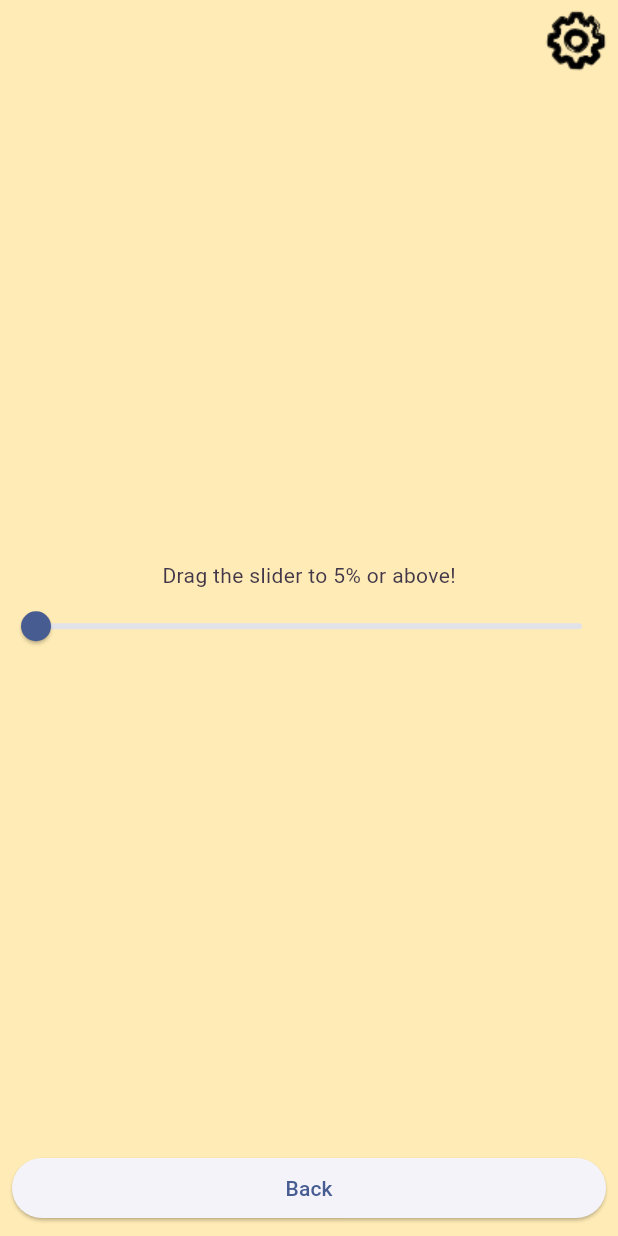
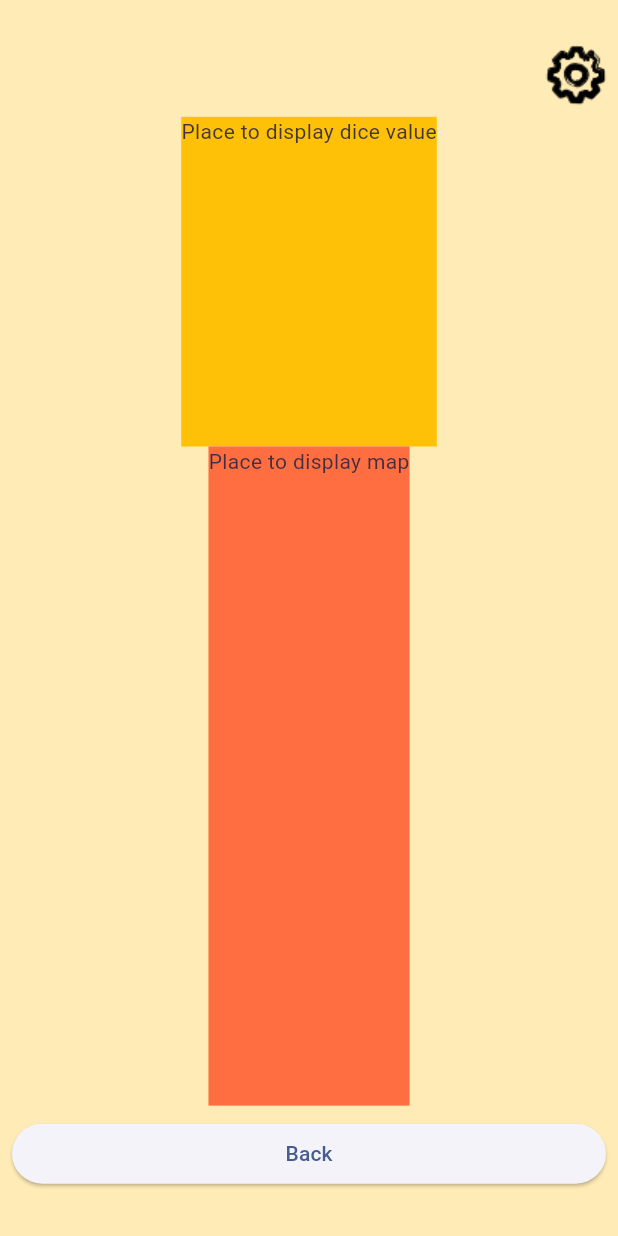
Before and after one commit to james97n/dicewars-flutter, a Flutter app: the PlaySessionScreen screen opened directly with sample values from the repository, on a phone screen of 412 x 824 dp. Run offline on Flutter 3.47's test engine with Material 2 defaults, Android fonts, the phone set to English and light mode, and no system bars; our stand-ins replace audioplayers, firebase_core, firebase_crashlytics, go_router, google_mobile_ads, in_app_purchase and 1 more; missing offline and left inert: games_services; accounts and stored records are empty.

Commit message:
updated layout

```diff
--- a/lib/src/play_session/play_session_screen.dart
+++ b/lib/src/play_session/play_session_screen.dart
@@ -75,20 +75,31 @@ class _PlaySessionScreenState extends State<PlaySessionScreen> {
                         ),
                       ),
                     ),
-                    const Spacer(),
-                    Text('Drag the slider to ${widget.level.difficulty}%'
-                        ' or above!'),
-                    Consumer<LevelState>(
-                      builder: (context, levelState, child) => Slider(
-                        label: 'Level Progress',
-                        autofocus: true,
-                        value: levelState.progress / 100,
-                        onChanged: (value) =>
-                            levelState.setProgress((value * 100).round()),
-                        onChangeEnd: (value) => levelState.evaluate(),
+                    // const Spacer(),
+                    Container(
+                      height: MediaQuery.of(context).size.height * 0.8,
+                      child: Column(
+                        children: [
+                          Expanded(
+                            flex: 1,
+                            child: Container(
+                                // width: MediaQuery.of(context).size.width,
+                                color: Colors.amber,
+                                child:
+                                    const Text('Place to display dice value')),
+                          ),
+                          Expanded(
+                            flex: 2,
+                            child: Container(
+                                // width: MediaQuery.of(context).size.width,
+                                color: Colors.deepOrangeAccent,
+                                child: const Text('Place to display map')),
+                          ),
+                        ],
                       ),
                     ),
-                    const Spacer(),
+
+                    // const Spacer(),
                     Padding(
                       padding: const EdgeInsets.all(8.0),
                       child: SizedBox(
```
Also changed, not shown: lib/src/main_menu/main_menu_screen.dart (+15 -1 lines), 2 other files.
